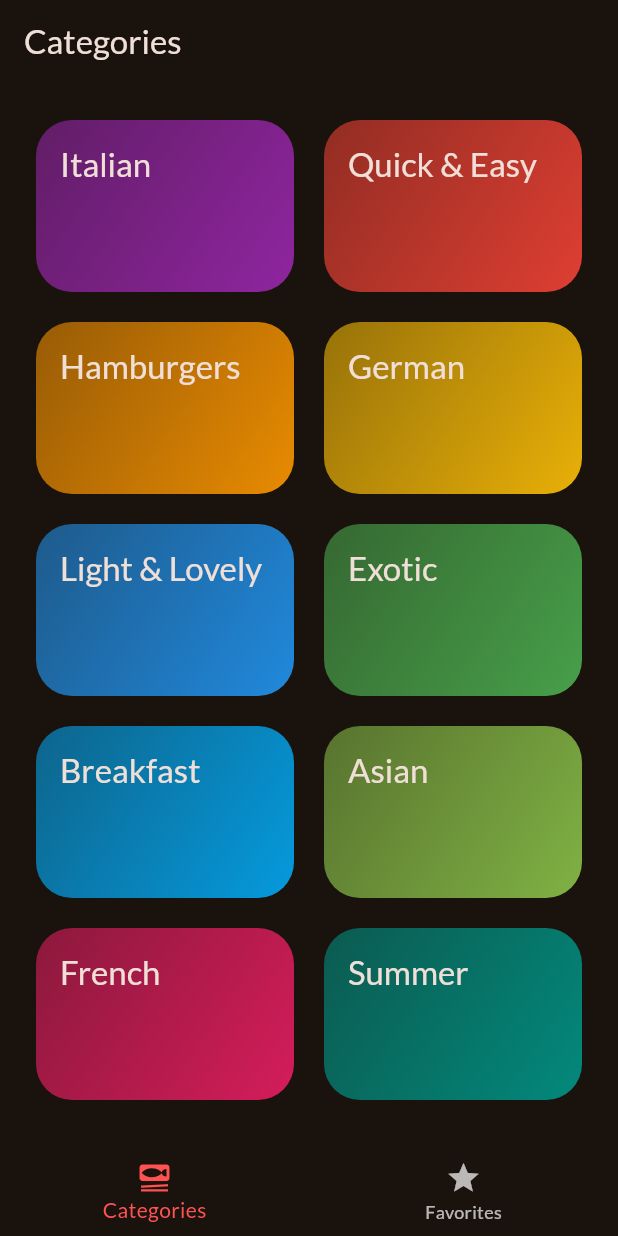
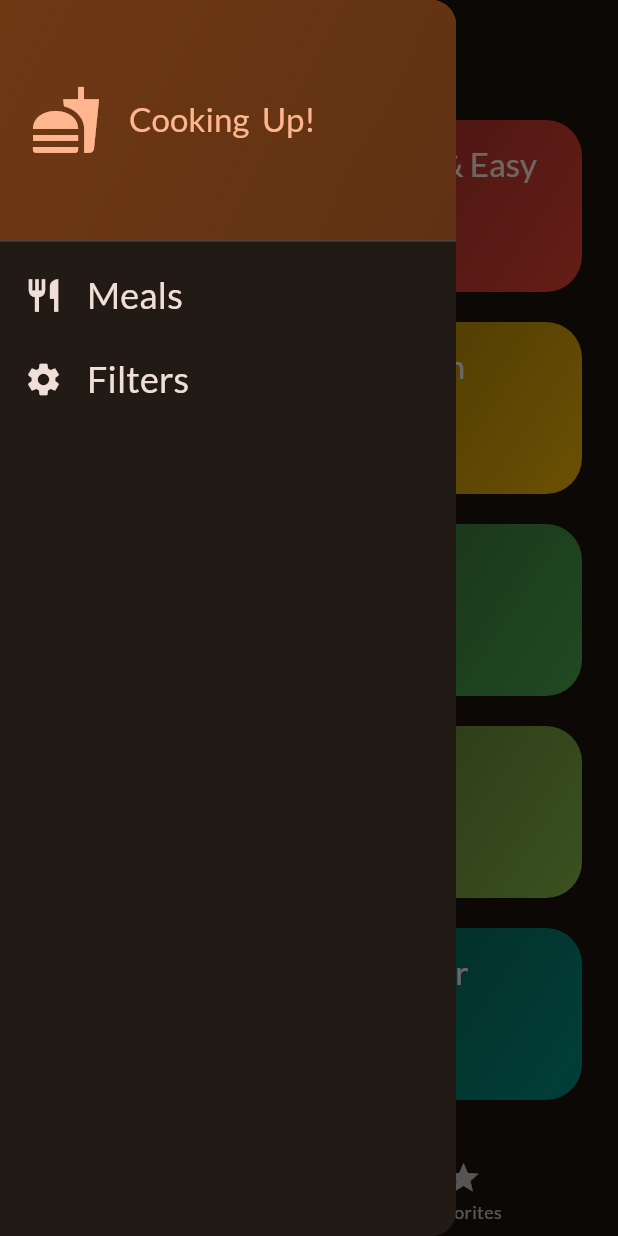
Before and after one commit to aswinsubhash/simple_reciepe_app_hardcoded_model, a Flutter app: the screen it shows after launch, with the side drawer open (before the commit the screen has no drawer), on a phone screen of 412 x 824 dp. Run offline on Flutter 3.47's test engine with Material 2 defaults, Android fonts, the phone set to English and light mode, and no system bars; our stand-ins replace google_fonts, transparent_image.

```diff
--- a/lib/screens/categories_screen.dart
+++ b/lib/screens/categories_screen.dart
@@ -6,12 +6,17 @@ import 'package:meals_app/screens/meals.dart';
 import 'package:meals_app/widgets/category_grid_item.dart';
 
 class CategoriesScreen extends StatelessWidget {
-  const CategoriesScreen({required this.onToggleFavorite, super.key});
+  const CategoriesScreen({
+    required this.onToggleFavorite,
+    required this.availableMeals,
+    super.key,
+  });
 
   final void Function(Meal meal) onToggleFavorite;
+  final List<Meal> availableMeals;
 
   void _selectCategory(BuildContext context, Categories category) {
-    final filteredMeals = dummyMeals
+    final filteredMeals = availableMeals
         .where((meals) => meals.categories.contains(category.id))
         .toList();
 
--- a/lib/screens/tabs.dart
+++ b/lib/screens/tabs.dart
@@ -1,7 +1,17 @@
 import 'package:flutter/material.dart';
+import 'package:meals_app/data/dummy_data.dart';
 import 'package:meals_app/models/meals.dart';
 import 'package:meals_app/screens/categories_screen.dart';
+import 'package:meals_app/screens/filters.dart';
 import 'package:meals_app/screens/meals.dart';
+import 'package:meals_app/widgets/main_drawer.dart';
+
+const kInitialFilters = {
+  Filter.glutenFree: false,
+  Filter.lactoseFree: false,
+  Filter.vegetarian: false,
+  Filter.vegan: false,
+};
 
 class TabScreen extends StatefulWidget {
   const TabScreen({super.key});
@@ -13,6 +23,7 @@ class TabScreen extends StatefulWidget {
 class _TabScreenState extends State<TabScreen> {
   int _selectedPageIndex = 0;
   final List<Meal> _favoriteMeals = [];
+  Map<Filter, bool> _selectedFilters = kInitialFilters;
 
   void _showInfoMessage(String meassage) {
     ScaffoldMessenger.of(context).clearSnackBars();
@@ -45,10 +56,43 @@ class _TabScreenState extends State<TabScreen> {
     });
   }
 
+  void _setScreen(String identifier) async {
+    Navigator.of(context).pop();
+    if (identifier == 'filters') {
+      final result = await Navigator.of(context).push<Map<Filter, bool>>(
+        MaterialPageRoute(
+          builder: (ctx) => FilterScreen(
+            currentFilters: _selectedFilters,
+          ),
+        ),
+      );
+      setState(() {
+        _selectedFilters = result ?? kInitialFilters;
+      });
+    }
+  }
+
   @override
   Widget build(BuildContext context) {
+    final availableMeals = dummyMeals.where((meal) {
+      if (_selectedFilters[Filter.glutenFree]! && !meal.isGlutenFree) {
+        return false;
+      }
+      if (_selectedFilters[Filter.lactoseFree]! && !meal.isLactoseFree) {
+        return false;
+      }
+      if (_selectedFilters[Filter.vegetarian]! && !meal.isVegetarian) {
+        return false;
+      }
+      if (_selectedFilters[Filter.vegan]! && !meal.isVegan) {
+        return false;
+      }
+      return true;
+    }).toList();
+
     Widget activePage = CategoriesScreen(
       onToggleFavorite: _toggleMealFavoriteStatus,
+      availableMeals: availableMeals,
     );
     var activePageTitle = 'Categories';
 
@@ -64,6 +108,7 @@ class _TabScreenState extends State<TabScreen> {
       appBar: AppBar(
         title: Text(activePageTitle),
       ),
+      drawer: MainDrawer(onSelectScreen: _setScreen),
       body: activePage,
       bottomNavigationBar: BottomNavigationBar(
         onTap: _selectPage,
--- /dev/null
+++ b/lib/widgets/main_drawer.dart
@@ -0,0 +1,79 @@
+import 'package:flutter/material.dart';
+
+class MainDrawer extends StatelessWidget {
+  const MainDrawer({super.key,required this.onSelectScreen});
+
+  final void Function(String identifier) onSelectScreen;
+
+  @override
+  Widget build(BuildContext context) {
+    return Drawer(
+      child: Column(
+        children: [
+          DrawerHeader(
+            padding: const EdgeInsets.all(20),
+            decoration: BoxDecoration(
+                gradient: LinearGradient(
+              colors: [
+                Theme.of(context).colorScheme.primaryContainer,
+                Theme.of(context).colorScheme.primaryContainer.withOpacity(0.8),
+              ],
+              begin: Alignment.topLeft,
+              end: Alignment.bottomRight,
+            )),
+            child: Row(
+              children: [
+                Icon(
+                  Icons.fastfood,
+                  size: 48,
+                  color: Theme.of(context).colorScheme.primary,
+                ),
+                const SizedBox(width: 18),
+                Text(
+                  'Cooking  Up!',
+                  style: Theme.of(context).textTheme.titleLarge!.copyWith(
+                        color: Theme.of(context).colorScheme.primary,
+                      ),
+                )
+              ],
+            ),
+          ),
+          ListTile(
+            leading: Icon(
+              Icons.restaurant,
+              size: 26,
+              color: Theme.of(context).colorScheme.onBackground,
+            ),
+            title: Text(
+              'Meals',
+              style: Theme.of(context).textTheme.titleSmall!.copyWith(
+                    color: Theme.of(context).colorScheme.onBackground,
+                    fontSize: 24,
+                  ),
+            ),
+            onTap: (){
+              onSelectScreen('meals');
+            },
+          ),
+          ListTile(
+            leading: Icon(
+              Icons.settings,
+              size: 26,
+              color: Theme.of(context).colorScheme.onBackground,
+            ),
+            title: Text(
+              'Filters',
+              style: Theme.of(context).textTheme.titleSmall!.copyWith(
+                    color: Theme.of(context).colorScheme.onBackground,
+                    fontSize: 24,
+                  ),
+            ),
+            onTap: (){
+              onSelectScreen('filters');
+            },
+          ),
+        ],
+      ),
+    );
+  }
+}
```
Also changed, not shown: lib/screens/filters.dart (added, +156 -0 lines).
